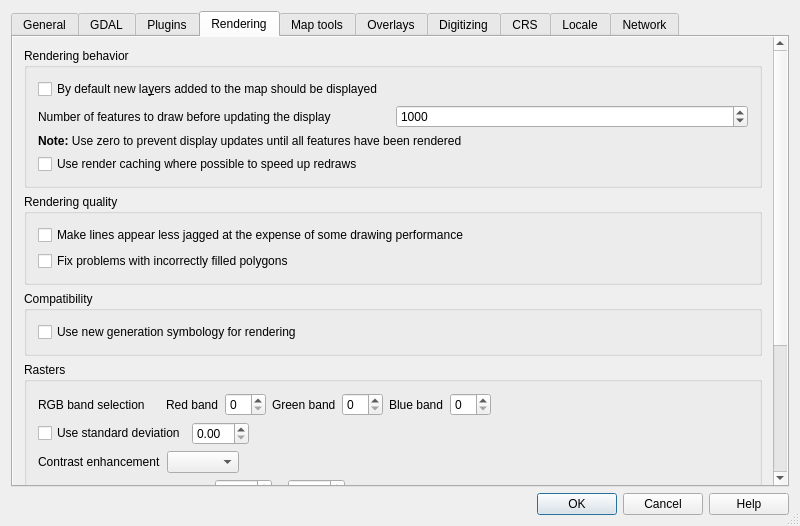
Old version of the form src/ui/qgsoptionsbase.ui in the repository qgis/QGIS.
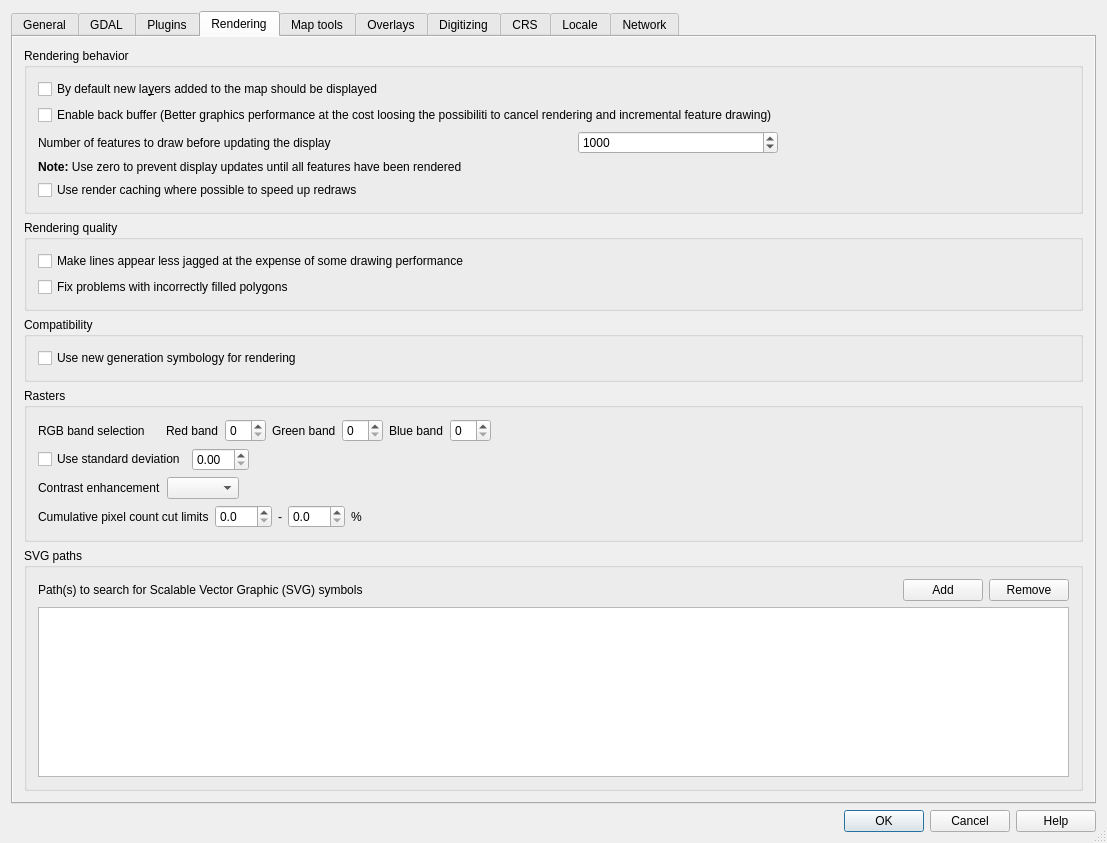
New version of the form. The open tabs and pages were chosen to show the change. Icons and pictures are not drawn. Custom widgets are drawn as their Qt base class.

Diff of the .ui file:
```diff
--- a/src/ui/qgsoptionsbase.ui
+++ b/src/ui/qgsoptionsbase.ui
@@ -6,8 +6,8 @@
    <rect>
     <x>0</x>
     <y>0</y>
-    <width>800</width>
-    <height>526</height>
+    <width>1107</width>
+    <height>843</height>
    </rect>
   </property>
   <property name="windowTitle">
@@ -953,36 +953,51 @@
               <string>Rendering behavior</string>
              </property>
              <layout class="QGridLayout">
-              <item row="0" column="0">
+              <item row="1" column="0">
                <widget class="QCheckBox" name="chkAddedVisibility">
                 <property name="text">
                  <string>By default new la&amp;yers added to the map should be displayed</string>
                 </property>
                </widget>
               </item>
-              <item row="2" column="0" colspan="2">
+              <item row="4" column="0" colspan="3">
                <widget class="QLabel" name="textLabel3">
                 <property name="text">
                  <string>&lt;b&gt;Note:&lt;/b&gt; Use zero to prevent display updates until all features have been rendered</string>
                 </property>
                </widget>
               </item>
-              <item row="3" column="0" colspan="2">
+              <item row="5" column="0" colspan="3">
                <widget class="QCheckBox" name="chkUseRenderCaching">
                 <property name="text">
                  <string>Use render caching where possible to speed up redraws</string>
                 </property>
                </widget>
               </item>
-              <item row="1" column="0">
-               <widget class="QLabel" name="textLabel1_6">
+              <item row="2" column="0">
+               <widget class="QCheckBox" name="chkEnableBackbuffer">
+                <property name="text">
+                 <string>Enable back buffer (Better graphics performance at the cost loosing the possibiliti to cancel rendering and incremental feature drawing)</string>
+                </property>
+               </widget>
+              </item>
+              <item row="3" column="0">
+               <layout class="QHBoxLayout" name="horizontalLayout_16">
+                <item>
+                 <widget class="QLabel" name="labelUpdateThreshold">
                 <property name="text">
                  <string>Number of features to draw before updating the display</string>
                 </property>
                </widget>
               </item>
-              <item row="1" column="1">
+                <item>
                <widget class="QSpinBox" name="spinBoxUpdateThreshold">
+                  <property name="maximumSize">
+                   <size>
+                    <width>200</width>
+                    <height>16777215</height>
+                   </size>
+                  </property>
                 <property name="toolTip">
                  <string>Map display will be updated (drawn) after this many features have been read from the data source</string>
                 </property>
@@ -995,6 +1010,8 @@
                </widget>
               </item>
              </layout>
+              </item>
+             </layout>
             </widget>
            </item>
            <item row="1" column="0">
```
Left out of the diff: 3 changed lines with no effect on the pictures. Lines whose indentation alone changed are shown as unchanged.
